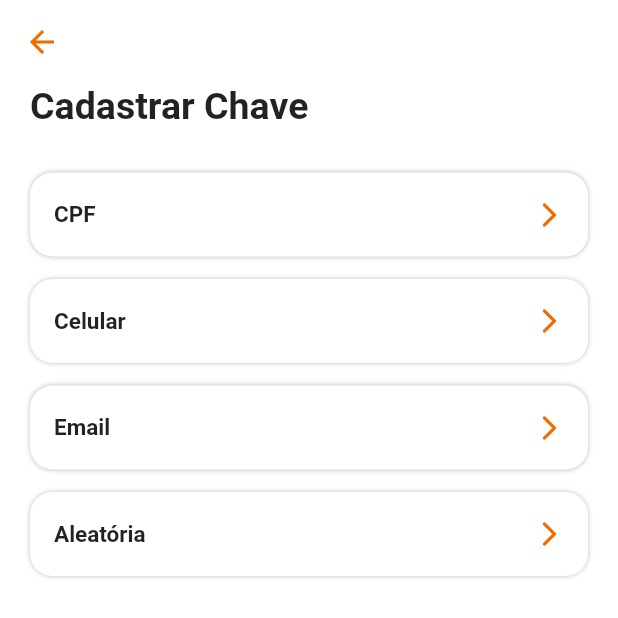
After one commit to viniciusps01/screens-challenge, a Flutter app: the screen it shows after launch, after a tap on "Menu Chaves", on a phone screen of 412 x 824 dp, the top half of it. The commit adds this screen. Run offline on Flutter 3.47's test engine with Material 2 defaults, Android fonts, the phone set to English and light mode, and no system bars.

Commit message:
Added KeysMenuPage

```diff
--- a/lib/main.dart
+++ b/lib/main.dart
@@ -2,6 +2,7 @@ import 'package:flutter/material.dart';
 import 'package:screens_challenge/theming/themes.dart';
 import 'package:screens_challenge/ui/pages/home_pix_page/home_pix_page.dart';
 import 'package:screens_challenge/ui/pages/key_registering_page/key_registering_page.dart';
+import 'package:screens_challenge/ui/pages/keys_menu_page/keys_menu_page.dart';
 
 void main() {
   runApp(const MyApp());
@@ -47,8 +48,16 @@ class Home extends StatelessWidget {
                 const KeyRegisteringPage(),
               ),
               child: const Text('Cadastro Chave'),
+            ),
+            OutlinedButton(
+              onPressed: () => goToPage(
+                context,
+                const KeysMenuPage(),
+              ),
+              child: const Text('Menu Chaves'),
             )
-            ]),
+          ],
+        ),
       ),
     );
   }
--- /dev/null
+++ b/lib/ui/pages/keys_menu_page/keys_menu_page.dart
@@ -0,0 +1,46 @@
+import 'package:flutter/material.dart';
+
+import '../../widgets/custom_list_tile.dart';
+
+class KeysMenuPage extends StatelessWidget {
+  const KeysMenuPage({Key? key}) : super(key: key);
+
+  @override
+  Widget build(BuildContext context) {
+    return Scaffold(
+      appBar: AppBar(),
+      body: Container(
+        padding: const EdgeInsets.only(
+          left: 20,
+          right: 20,
+          bottom: 10,
+        ),
+        child: Column(
+          crossAxisAlignment: CrossAxisAlignment.start,
+          children: [
+            Text(
+              'Cadastrar Chave',
+              style: Theme.of(context).textTheme.titleLarge,
+            ),
+            const SizedBox(height: 30),
+            const CustomListTile(
+              title: 'CPF',
+            ),
+            const SizedBox(height: 15),
+            const CustomListTile(
+              title: 'Celular',
+            ),
+            const SizedBox(height: 15),
+            const CustomListTile(
+              title: 'Email',
+            ),
+            const SizedBox(height: 15),
+            const CustomListTile(
+              title: 'Aleatória',
+            ),
+          ],
+        ),
+      ),
+    );
+  }
+}
```
Lines whose indentation alone changed are shown as unchanged.
